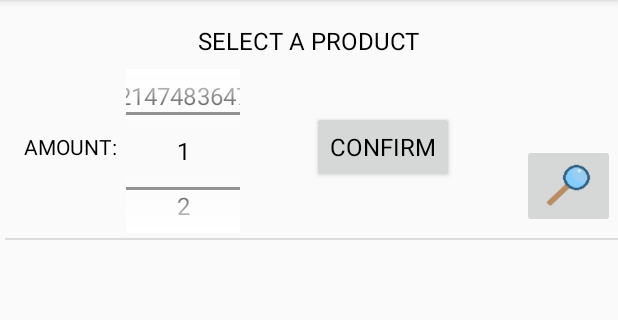
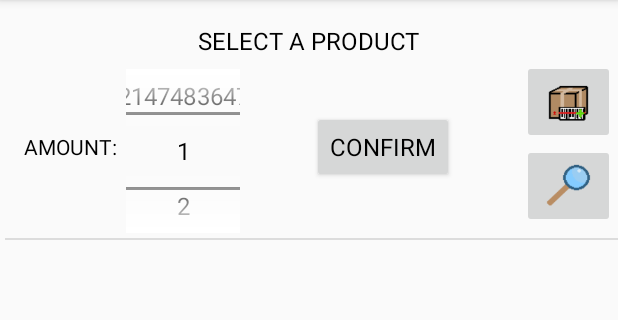
Before and after one commit to JP20221069/ShoppingAssistant, an Android app built with Jetpack Compose: the fragment FragmentAddProduct placed in its activity, on a phone screen of 412 x 824 dp, the part 84-404 px from its top. Run offline under Robolectric (Android 15) with nearby library versions, the phone set to English and light mode, and no system bars; our stand-ins replace Firebase (no records; nobody signed in at launch, a user with empty details on screens opened directly); libraries missing offline, so code that uses them is left out: com.journeyapps.barcodescanner.

Commit message:
Dodata lokalizacija i promenjeno skeniranje bar koda.

```diff
--- a/app/src/main/java/com/jspj/shoppingassistant/FragmentAddProduct.kt
+++ b/app/src/main/java/com/jspj/shoppingassistant/FragmentAddProduct.kt
@@ -3,6 +3,8 @@ package com.jspj.shoppingassistant
 import android.app.AlertDialog
 import android.content.DialogInterface
 import android.os.Bundle
+import android.os.Handler
+import android.os.Looper
 import android.text.InputType
 import android.view.ContextThemeWrapper
 import androidx.fragment.app.Fragment
@@ -17,6 +19,9 @@ import androidx.navigation.NavController
 import androidx.navigation.Navigation
 import androidx.navigation.fragment.navArgs
 import androidx.recyclerview.widget.LinearLayoutManager
+import com.journeyapps.barcodescanner.ScanContract
+import com.journeyapps.barcodescanner.ScanIntentResult
+import com.journeyapps.barcodescanner.ScanOptions
 import com.jspj.shoppingassistant.Utils.ToastHandler
 import com.jspj.shoppingassistant.adapter.CustomAdapter
 import com.jspj.shoppingassistant.controller.ShoppingAssistantController
@@ -48,6 +53,7 @@ class FragmentAddProduct : Fragment() {
     private var selectmode:Boolean=false;
     private var searchCriteria:String="";
     private var Products:List<Product> = mutableListOf()
+    private var scanflag = false;
 
     override fun onCreate(savedInstanceState: Bundle?) {
         super.onCreate(savedInstanceState)
@@ -73,8 +79,8 @@ class FragmentAddProduct : Fragment() {
         np.value=1;
         var recyclerView = binding.rwProducts;
         recyclerView.layoutManager = LinearLayoutManager(context)
+        var ctrl:ShoppingAssistantController= ShoppingAssistantController();
         UpdateData()
-
 
         binding.btConfirm.setOnClickListener{
 
@@ -100,6 +106,13 @@ class FragmentAddProduct : Fragment() {
                     TH.showToast(R.string.tst_no_product_selected, Toast.LENGTH_SHORT)
                 }
             }
+        }
+
+        binding.ibScan.setOnClickListener {
+
+            ScanCode()
+
+
         }
 
         binding.ibSearch.setOnClickListener {
@@ -160,9 +173,16 @@ class FragmentAddProduct : Fragment() {
             }
         }
         SetAdapter(data);
+
         if(removeFilter)
         {
             searchCriteria="";
+        }
+        if(scanflag==true) {
+            Handler(Looper.getMainLooper()).postDelayed({
+                updateCardBackgroundColor(0, R.color.sys_selection)
+                scanflag = false
+            }, 100)
         }
     }
 
@@ -184,8 +204,53 @@ class FragmentAddProduct : Fragment() {
                 updateCardBackgroundColor(position,R.color.sys_selection);
             }
         })
+
         recyclerView.adapter = adapter;
 
+
+    }
+
+    /*private fun SimulateScan()
+    {
+        var ctrl:ShoppingAssistantController= ShoppingAssistantController();
+        var p: Product? =null;
+        lifecycleScope.launch(Dispatchers.Main)
+        {
+            p=ctrl.getProductByBarcode("123")!!
+        }.invokeOnCompletion {
+            searchCriteria= p?.Name!!;
+            selectedProduct=p;
+            selectedIndex=Products.indexOf(p);
+            scanflag=true;
+            FilterData();
+        }
+    }*/
+
+    private fun ScanCode() {
+        val options = ScanOptions()
+        options.setPrompt("Volume up to flash on")
+        options.setBeepEnabled(true)
+        options.setOrientationLocked(true)
+        options.setCaptureActivity(CaptureAct::class.java)
+        barLaucher.launch(options)
+    }
+    var barLaucher = registerForActivityResult<ScanOptions, ScanIntentResult>(
+        ScanContract()
+    ) { result: ScanIntentResult ->
+        if (result.contents != null) {
+            var ctrl: ShoppingAssistantController = ShoppingAssistantController();
+            var p: Product? = null;
+            lifecycleScope.launch(Dispatchers.Main)
+            {
+                p = ctrl.getProductByBarcode(result.contents)!!
+            }.invokeOnCompletion {
+                searchCriteria = p?.Name!!;
+                selectedProduct = p;
+                selectedIndex = Products.indexOf(p);
+                scanflag = true;
+                FilterData();
+            }
+        }
     }
     companion object {
         /**
--- a/app/src/main/java/com/jspj/shoppingassistant/LoginFragment.kt
+++ b/app/src/main/java/com/jspj/shoppingassistant/LoginFragment.kt
@@ -8,10 +8,13 @@ import androidx.fragment.app.Fragment
 import com.jspj.shoppingassistant.databinding.FragmentLoginBinding
 import android.graphics.Paint;
 import android.widget.Toast
+import androidx.core.text.layoutDirection
 import androidx.navigation.NavController
 import androidx.navigation.Navigation
 import com.google.firebase.auth.FirebaseAuth
 import com.google.firebase.firestore.FirebaseFirestore
+import com.jspj.shoppingassistant.Utils.LocaleManager
+import java.util.Locale
 
 // TODO: Rename parameter arguments, choose names that match
 // the fragment initialization parameters, e.g. ARG_ITEM_NUMBER
@@ -31,6 +34,7 @@ class LoginFragment : Fragment() {
 
     override fun onCreate(savedInstanceState: Bundle?) {
         super.onCreate(savedInstanceState)
+        setlocale("en")
     }
 
     override fun onCreateView(
@@ -44,6 +48,7 @@ class LoginFragment : Fragment() {
 
     override fun onViewCreated(view: View, savedInstanceState: Bundle?) {
         super.onViewCreated(view, savedInstanceState)
+
         Init();
         navController= Navigation.findNavController(view)
         binding.linkSignUp.setOnClickListener{
@@ -79,6 +84,15 @@ class LoginFragment : Fragment() {
         }
     }
 
+    private fun setlocale(locale:String){
+        var locale = Locale(locale);
+        var resources=activity?.resources;
+        var config = resources?.configuration;
+        config?.setLocale(locale);
+        resources?.updateConfiguration(config,resources?.displayMetrics);
+        //(activity as? MainActivity)?.recreate()
+    }
+
     companion object {
         @JvmStatic
         fun newInstance(param1: String, param2: String) =
--- a/app/src/main/java/com/jspj/shoppingassistant/MainActivity.kt
+++ b/app/src/main/java/com/jspj/shoppingassistant/MainActivity.kt
@@ -1,7 +1,10 @@
 package com.jspj.shoppingassistant
 
+import android.content.Context
 import androidx.appcompat.app.AppCompatActivity
 import android.os.Bundle
+import com.jspj.shoppingassistant.Utils.LocaleManager
+import java.util.Locale
 
 class MainActivity : AppCompatActivity() {
     override fun onCreate(savedInstanceState: Bundle?) {
--- a/app/src/main/java/com/jspj/shoppingassistant/MainMenuFragment.kt
+++ b/app/src/main/java/com/jspj/shoppingassistant/MainMenuFragment.kt
@@ -7,8 +7,9 @@ import android.view.View
 import android.view.ViewGroup
 import androidx.navigation.NavController
 import androidx.navigation.Navigation
+import com.jspj.shoppingassistant.Utils.LocaleManager
 import com.jspj.shoppingassistant.databinding.FragmentMainMenuBinding
-import com.jspj.shoppingassistant.databinding.FragmentProductBinding
+import java.util.Locale
 
 // TODO: Rename parameter arguments, choose names that match
 // the fragment initialization parameters, e.g. ARG_ITEM_NUMBER
@@ -24,15 +25,16 @@ class MainMenuFragment : Fragment() {
     // TODO: Rename and change types of parameters
     private lateinit var binding: FragmentMainMenuBinding
     private lateinit var navController: NavController
-
     override fun onCreate(savedInstanceState: Bundle?) {
         super.onCreate(savedInstanceState)
         arguments?.let {
         }
+
     }
 
     override fun onViewCreated(view: View, savedInstanceState: Bundle?) {
         super.onViewCreated(view, savedInstanceState)
+
         navController= Navigation.findNavController(view)
         binding.ibProducts.setOnClickListener{
             navController.navigate(R.id.action_mainMenuFragment_to_productsViewFragment2);
--- a/app/src/main/java/com/jspj/shoppingassistant/ProductFragment.kt
+++ b/app/src/main/java/com/jspj/shoppingassistant/ProductFragment.kt
@@ -90,6 +90,11 @@ class ProductFragment : Fragment() {
             builder.show()
         }
 
+        binding.ibManufacturer.setOnClickListener {
+          var dir = ProductFragmentDirections.actionProductFragmentToProducerFragment(Product.Producer?.ID.toString());
+            navController.navigate(dir);
+        }
+
     }
 
     private fun UpdateData()
--- a/app/src/main/java/com/jspj/shoppingassistant/ShoppingListFragment.kt
+++ b/app/src/main/java/com/jspj/shoppingassistant/ShoppingListFragment.kt
@@ -183,6 +183,7 @@ class ShoppingListFragment : Fragment() {
                 .setNegativeButton(R.string.btn_no, dialogClickListener).setTitle(R.string.ttl_question).setIcon(R.drawable.question).show()
         }
 
+
         binding.ibSearch.setOnClickListener {
             val builder: AlertDialog.Builder = AlertDialog.Builder(ContextThemeWrapper(requireContext(),R.style.Theme_ShoppingAssistant_Dialog))
             builder.setTitle(R.string.ttl_search).setIcon(R.drawable.magnifier)
@@ -281,6 +282,7 @@ class ShoppingListFragment : Fragment() {
 
             binding.iwCart.visibility=View.INVISIBLE;
             binding.twPrice.visibility=View.INVISIBLE;
+
         } else {
 
             binding.ibDecProduct.visibility = View.INVISIBLE;
@@ -294,6 +296,7 @@ class ShoppingListFragment : Fragment() {
 
             binding.iwCart.visibility=View.VISIBLE;
             binding.twPrice.visibility=View.VISIBLE;
+
         }
     }
 
--- a/app/src/main/java/com/jspj/shoppingassistant/adapter/CustomAdapter.kt
+++ b/app/src/main/java/com/jspj/shoppingassistant/adapter/CustomAdapter.kt
@@ -15,7 +15,7 @@ import com.jspj.shoppingassistant.R.*
 
 class CustomAdapter(private val mList: List<ItemsViewModel>) : RecyclerView.Adapter<CustomAdapter.ViewHolder>() {
 
-
+    public val data=mList;
     private var onClickListener: OnClickListener? = null
     private var onLongClickListener: OnLongClickListener?=null
     private lateinit var holder:ViewHolder;
--- a/app/src/main/java/com/jspj/shoppingassistant/controller/ShoppingAssistantController.kt
+++ b/app/src/main/java/com/jspj/shoppingassistant/controller/ShoppingAssistantController.kt
@@ -41,7 +41,7 @@ class ShoppingAssistantController()
                 product.Name = productSnapshot.child("name").getValue(String::class.java)!!;
                 product.Description=productSnapshot.child("description").getValue(String::class.java)!!;
                 product.Producer=getProducerById(productSnapshot.child("producer").getValue(Int::class.java)!!.toString())
-                product.Barcode= productSnapshot.children.first().child("barcode").getValue(String::class.java)!!
+                product.Barcode= productSnapshot.child("barcode").getValue(String::class.java)!!
                 productList.add(product);
             }
 
--- a/app/src/main/res/layout/fragment_add_product.xml
+++ b/app/src/main/res/layout/fragment_add_product.xml
@@ -15,6 +15,17 @@
         android:layout_marginTop="96dp"
         android:scaleType="fitXY"
         android:src="@drawable/magnifier"
+        app:layout_constraintStart_toStartOf="parent"
+        app:layout_constraintTop_toTopOf="parent" />
+
+    <ImageButton
+        android:id="@+id/ibScan"
+        android:layout_width="62dp"
+        android:layout_height="56dp"
+        android:layout_marginStart="348dp"
+        android:layout_marginTop="40dp"
+        android:scaleType="fitXY"
+        android:src="@drawable/scanproduct"
         app:layout_constraintStart_toStartOf="parent"
         app:layout_constraintTop_toTopOf="parent" />
 
--- a/app/src/main/res/navigation/nav_graph.xml
+++ b/app/src/main/res/navigation/nav_graph.xml
@@ -64,6 +64,9 @@
         <action
             android:id="@+id/action_productFragment_to_storeFragment"
             app:destination="@id/storeFragment" />
+        <action
+            android:id="@+id/action_productFragment_to_producerFragment"
+            app:destination="@id/producerFragment" />
     </fragment>
     <fragment
         android:id="@+id/listsViewFragment"
@@ -106,6 +109,13 @@
         <action
             android:id="@+id/action_fragmentAddProduct_to_shoppingListFragment"
             app:destination="@id/shoppingListFragment" />
+        <argument
+            android:name="PRODUCTID"
+            app:argType="string"
+            android:defaultValue="-1" />
+        <action
+            android:id="@+id/action_fragmentAddProduct_to_scannerFragment"
+            app:destination="@id/scannerFragment" />
     </fragment>
     <fragment
         android:id="@+id/addListFragment"
@@ -194,6 +204,17 @@
         <action
             android:id="@+id/action_scannerFragment_to_productFragment"
             app:destination="@id/productFragment" />
+        <argument
+            android:name="CALLED_TO_ADD_PRODUCT"
+            app:argType="boolean"
+            android:defaultValue="false" />
+        <action
+            android:id="@+id/action_scannerFragment_to_fragmentAddProduct"
+            app:destination="@id/fragmentAddProduct" />
+        <argument
+            android:name="SH_LISTID"
+            app:argType="string"
+            android:defaultValue="-1" />
     </fragment>
     <fragment
         android:id="@+id/producersViewFragment"
```
Also changed, not shown: app/src/main/java/com/jspj/shoppingassistant/ScannerFragment.kt (+15 -15 lines), app/src/main/java/com/jspj/shoppingassistant/Utils/LocaleManager.kt (added, +33 -0 lines), app/src/main/res/values/strings.xml (+6 -2 lines), app/src/main/res/drawable/scanproduct.png (added), 5 other files.
